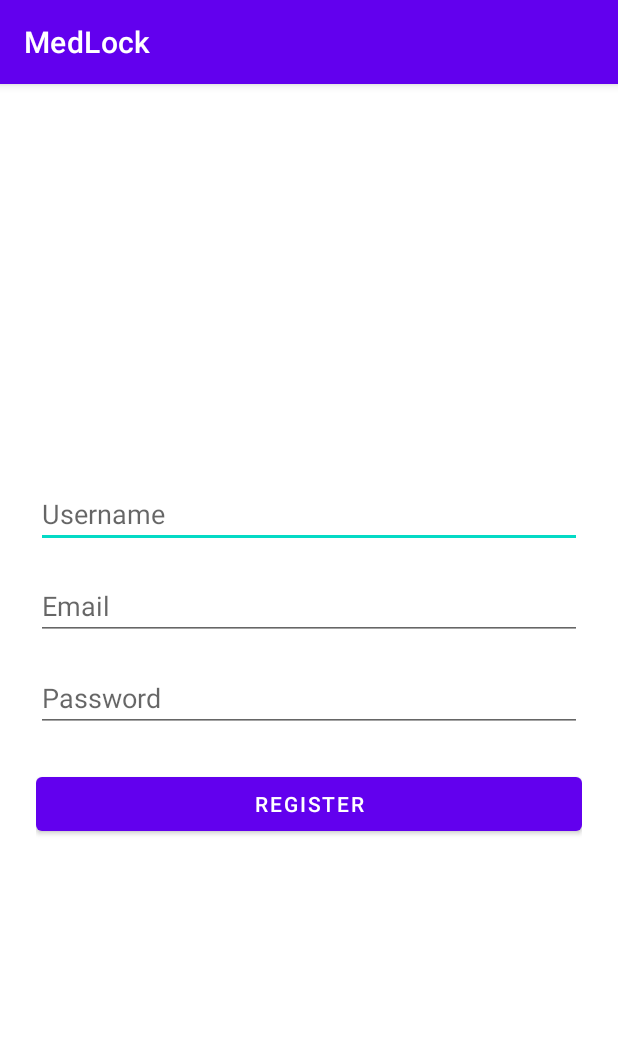
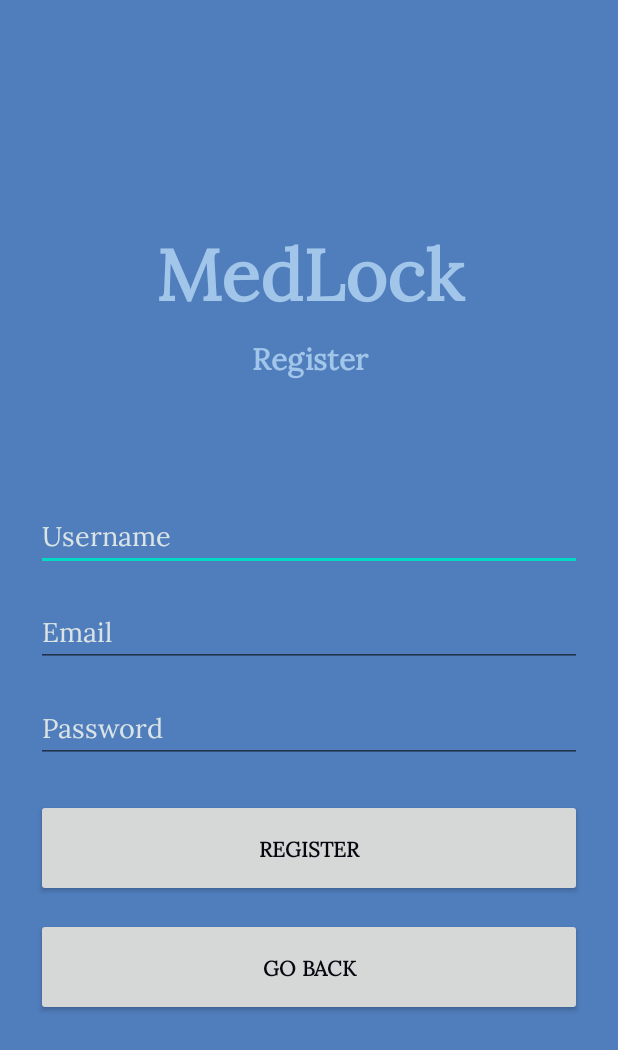
Before and after one commit to NathanGrs00/medlock, an Android app: the RegisterActivity screen opened directly, with no data from a screen before it, on a phone screen of 412 x 824 dp. Shown: the top 1050 px of the screen. Run offline under Robolectric (Android 15) with nearby library versions, the phone set to English and light mode, and no system bars.

Commit message:
Enhance login and registration UI with improved layouts, new color scheme, and additional buttons

```diff
--- a/app/src/main/java/com/nathan/medlock/ui/LoginActivity.kt
+++ b/app/src/main/java/com/nathan/medlock/ui/LoginActivity.kt
@@ -21,7 +21,7 @@ class LoginActivity : AppCompatActivity() {
 
         var failCounter = 0
 
-        val emailEditText = findViewById<EditText>(R.id.editTextUsername)
+        val emailEditText = findViewById<EditText>(R.id.editTextEmail)
         val passwordEditText = findViewById<EditText>(R.id.editTextPassword)
         val registerButton = findViewById<TextView>(R.id.textViewNew)
         val loginButton = findViewById<Button>(R.id.buttonLogin)
--- a/app/src/main/java/com/nathan/medlock/ui/RegisterActivity.kt
+++ b/app/src/main/java/com/nathan/medlock/ui/RegisterActivity.kt
@@ -32,5 +32,10 @@ class RegisterActivity : AppCompatActivity() {
                 }
             }
         }
+
+        val backButton = findViewById<Button>(R.id.buttonGoBack)
+        backButton.setOnClickListener {
+            onBackPressedDispatcher.onBackPressed()
+        }
     }
 }
--- a/app/src/main/res/layout/activity_register.xml
+++ b/app/src/main/res/layout/activity_register.xml
@@ -2,40 +2,87 @@
 <LinearLayout xmlns:android="http://schemas.android.com/apk/res/android"
     android:layout_width="match_parent"
     android:layout_height="match_parent"
+    android:background="@color/primary_blue"
     android:orientation="vertical"
     android:padding="24dp"
     android:gravity="center">
 
+    <TextView
+        android:id="@+id/textViewTitle"
+        android:layout_width="match_parent"
+        android:layout_height="wrap_content"
+        android:layout_marginBottom="10dp"
+        android:fontFamily="@font/lora"
+        android:gravity="center"
+        android:text="@string/app_name"
+        android:textColor="@color/secondary_blue"
+        android:textSize="48sp"
+        android:textStyle="bold" />
+
+    <TextView
+        android:id="@+id/textViewSubtitle"
+        android:layout_width="match_parent"
+        android:layout_height="wrap_content"
+        android:layout_marginBottom="80dp"
+        android:fontFamily="@font/lora"
+        android:gravity="center"
+        android:text="@string/register"
+        android:textColor="@color/secondary_blue"
+        android:textSize="20sp"
+        android:textStyle="bold" />
+
     <EditText
         android:id="@+id/editTextUsername"
         android:layout_width="match_parent"
-        android:layout_height="wrap_content"
+        android:layout_height="48dp"
         android:layout_marginBottom="16dp"
         android:autofillHints="username"
         android:hint="@string/username"
+        android:fontFamily="@font/lora"
+        android:textColor="@color/platinum"
+        android:textColorHint="@color/platinum"
         android:inputType="textEmailAddress" />
 
     <EditText
         android:id="@+id/editTextEmail"
         android:layout_width="match_parent"
-        android:layout_height="wrap_content"
+        android:layout_height="48dp"
         android:layout_marginBottom="16dp"
         android:autofillHints="emailAddress"
         android:hint="@string/email"
+        android:fontFamily="@font/lora"
+        android:textColor="@color/platinum"
+        android:textColorHint="@color/platinum"
         android:inputType="textEmailAddress" />
 
     <EditText
         android:id="@+id/editTextPassword"
         android:layout_width="match_parent"
-        android:layout_height="wrap_content"
+        android:layout_height="48dp"
         android:layout_marginBottom="24dp"
         android:autofillHints="password"
         android:hint="@string/password"
+        android:fontFamily="@font/lora"
+        android:textColor="@color/platinum"
+        android:textColorHint="@color/platinum"
         android:inputType="textPassword" />
 
-    <Button
+    <androidx.appcompat.widget.AppCompatButton
         android:id="@+id/buttonRegister"
         android:layout_width="match_parent"
-        android:layout_height="wrap_content"
-        android:text="@string/register" />
+        android:layout_height="65dp"
+        android:layout_marginBottom="14dp"
+        android:fontFamily="@font/lora"
+        android:text="@string/register"
+        android:textStyle="bold"
+        android:textColor="@color/rich_black" />
+
+    <androidx.appcompat.widget.AppCompatButton
+        android:id="@+id/buttonGoBack"
+        android:layout_width="match_parent"
+        android:layout_height="65dp"
+        android:fontFamily="@font/lora"
+        android:text="@string/go_back"
+        android:textStyle="bold"
+        android:textColor="@color/rich_black" />
 </LinearLayout>
--- a/app/src/main/res/values/colors.xml
+++ b/app/src/main/res/values/colors.xml
@@ -7,4 +7,10 @@
     <color name="teal_700">#FF018786</color>
     <color name="black">#FF000000</color>
     <color name="white">#FFFFFFFF</color>
+
+    <color name="rich_black">#04080F</color>
+    <color name="primary_blue">#507DBC</color>
+    <color name="secondary_blue">#A1C6EA</color>
+    <color name="tertiary_blue">#BBD1EA</color>
+    <color name="platinum">#DAE3E5</color>
 </resources>
--- a/app/src/main/res/values/strings.xml
+++ b/app/src/main/res/values/strings.xml
@@ -8,4 +8,5 @@
     <string name="welcome_message">Welcome to MedLock</string>
     <string name="make_new_account">Make a new account?</string>
     <string name="login_with_fingerprint">Login with Fingerprint</string>
+    <string name="go_back">Go Back</string>
 </resources>
--- a/app/src/main/res/values/themes.xml
+++ b/app/src/main/res/values/themes.xml
@@ -1,6 +1,6 @@
 <resources xmlns:tools="http://schemas.android.com/tools">
     <!-- Base application theme. -->
-    <style name="Theme.MedLock" parent="Theme.MaterialComponents.DayNight.DarkActionBar">
+    <style name="Theme.MedLock" parent="Theme.MaterialComponents.DayNight.NoActionBar">
         <!-- Primary brand color. -->
         <item name="colorPrimary">@color/purple_500</item>
         <item name="colorPrimaryVariant">@color/purple_700</item>
```
Also changed, not shown: app/src/main/res/layout/activity_login.xml (+47 -9 lines), app/src/main/res/font/lora.ttf (added).
